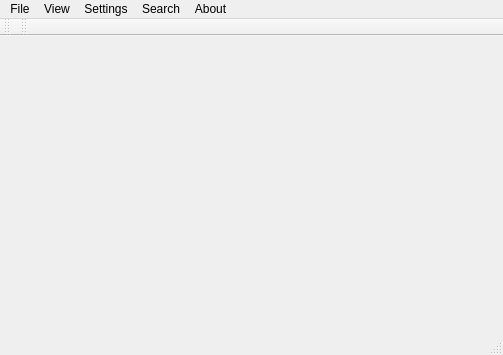
This is src/main/mainwindow.ui in axsapronov/QSopherim as Qt 5 draws it before an edit. The edited form follows.
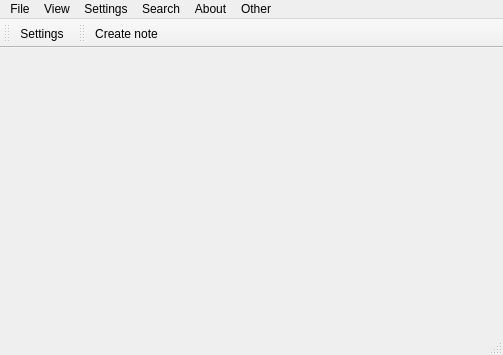
This is the edited form.

Commit message: Add noteeditor. Add note write (of chapter). Update context menu. And other

Patch:
```diff
--- a/src/main/mainwindow.ui
+++ b/src/main/mainwindow.ui
@@ -20,7 +20,7 @@
      <x>0</x>
      <y>0</y>
      <width>503</width>
-     <height>23</height>
+     <height>22</height>
     </rect>
    </property>
    <widget class="QMenu" name="mFile">
@@ -70,11 +70,18 @@
     <addaction name="action_About_About_Qt"/>
     <addaction name="action_About_Site"/>
    </widget>
+   <widget class="QMenu" name="menuOther">
+    <property name="title">
+     <string>Other</string>
+    </property>
+    <addaction name="actionAction_Other_Create_Note"/>
+   </widget>
    <addaction name="mFile"/>
    <addaction name="mView"/>
    <addaction name="mSettings"/>
    <addaction name="mSearch"/>
    <addaction name="mAbout"/>
+   <addaction name="menuOther"/>
   </widget>
   <widget class="QToolBar" name="mainToolBar">
    <attribute name="toolBarArea">
@@ -83,6 +90,7 @@
    <attribute name="toolBarBreak">
     <bool>false</bool>
    </attribute>
+   <addaction name="action_Settings_General"/>
   </widget>
   <widget class="QStatusBar" name="statusBar"/>
   <widget class="QToolBar" name="toolBar">
@@ -95,6 +103,7 @@
    <attribute name="toolBarBreak">
     <bool>false</bool>
    </attribute>
+   <addaction name="actionAction_Other_Create_Note"/>
   </widget>
   <action name="action_About_Help">
    <property name="text">
@@ -239,6 +248,11 @@
     <string>Ctrl+O</string>
    </property>
   </action>
+  <action name="actionAction_Other_Create_Note">
+   <property name="text">
+    <string>Create note</string>
+   </property>
+  </action>
  </widget>
  <layoutdefault spacing="6" margin="11"/>
  <resources/>
```
The commit also changes 10 other files.
